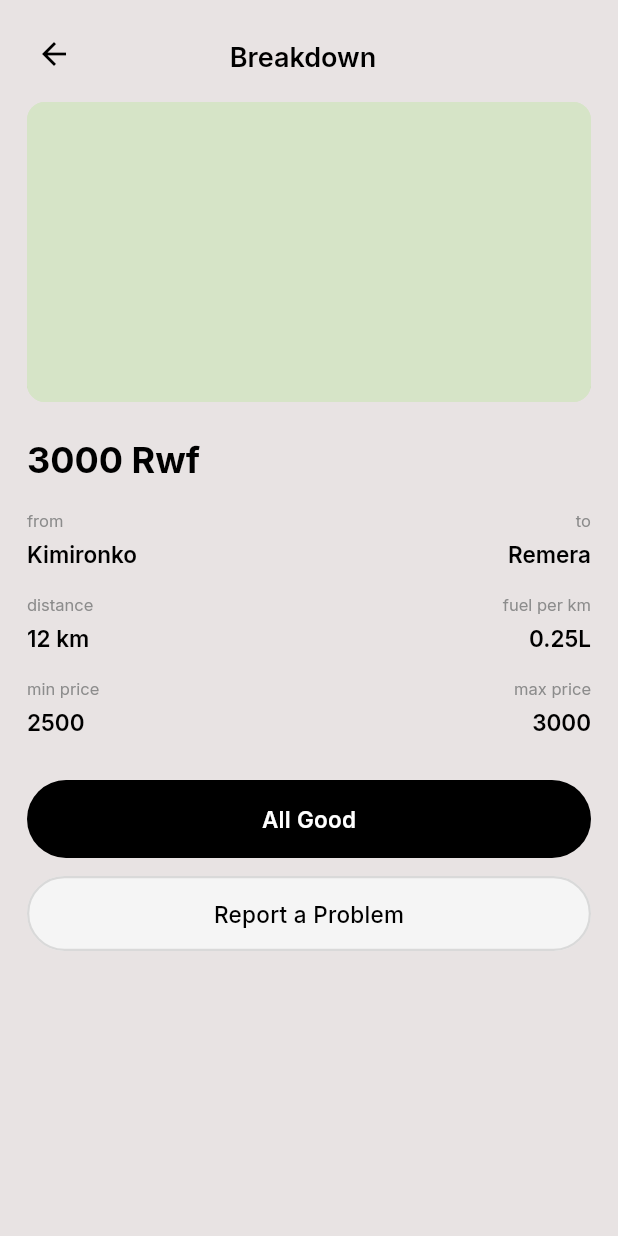
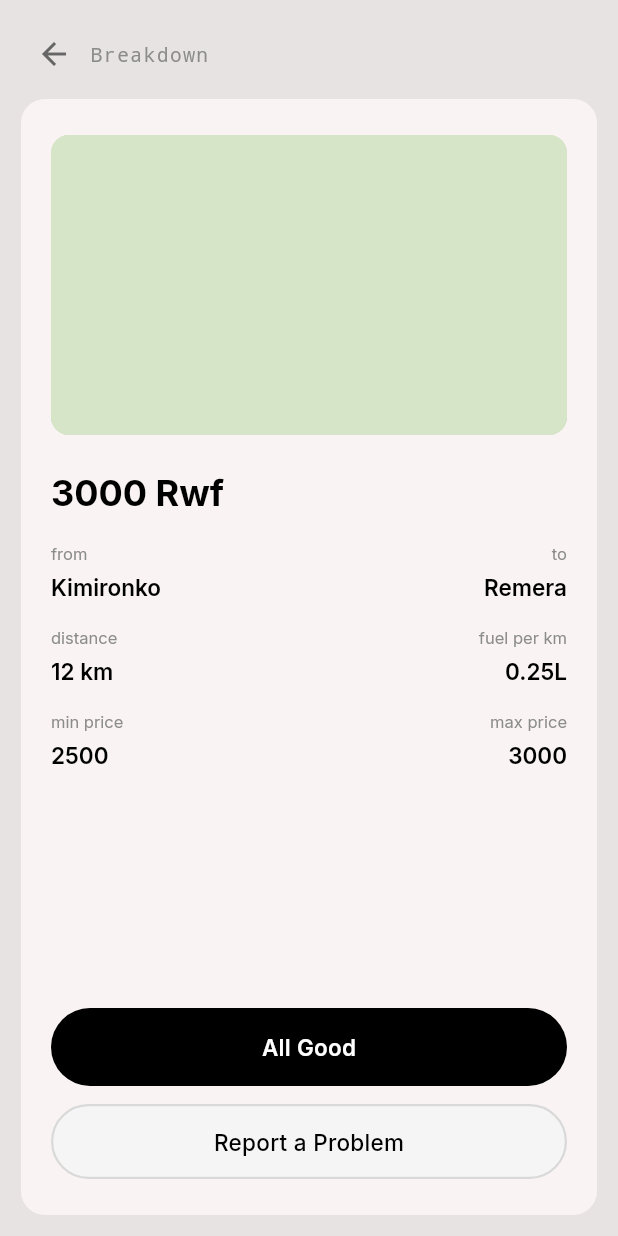
Before and after one commit to mad-g3/bikalk, a Flutter app: the PriceBreakdownScreen screen opened by its route, on a phone screen of 412 x 824 dp. Run offline on Flutter 3.47's test engine with Material 3 defaults, Android fonts, the light colour scheme and no system bars; our stand-ins replace cloud_firestore, equatable, firebase_auth, firebase_core, flutter_bloc, get_it and 2 more; accounts and stored records are empty.

Commit message:
Aligning the font colors to the figma design

```diff
--- a/lib/features/price_breakdown/presentation/pages/price_breakdown_screen.dart
+++ b/lib/features/price_breakdown/presentation/pages/price_breakdown_screen.dart
@@ -29,38 +29,45 @@ class _PriceBreakdownScreenState extends State<PriceBreakdownScreen> {
         child: Column(
           crossAxisAlignment: CrossAxisAlignment.start,
           children: [
-            // Header
+            // Top bar
             Padding(
-              padding: const EdgeInsets.fromLTRB(12, 12, 20, 8),
+              padding: const EdgeInsets.fromLTRB(12, 12, 18, 6),
               child: Row(
                 children: [
                   IconButton(
                     icon: const Icon(
                       Icons.arrow_back,
-                      color: AppColors.textPrimary,
+                      color: AppColors.textSecondary,
                     ),
                     onPressed: () => Navigator.pop(context),
                   ),
-                  const Expanded(
-                    child: Text(
+                  const Text(
                     'Breakdown',
-                      textAlign: TextAlign.center,
                     style: TextStyle(
-                        fontSize: 18,
-                        fontWeight: FontWeight.w600,
-                        color: AppColors.textPrimary,
+                      color: AppColors.textHint,
+                      fontSize: 13,
+                      fontFamily: 'monospace',
+                      letterSpacing: 1,
                     ),
                   ),
-                  ),
-                  const SizedBox(width: 48),
                 ],
               ),
             ),
 
+            // Card container
+            Expanded(
+              child: Container(
+                margin: const EdgeInsets.fromLTRB(14, 0, 14, 14),
+                decoration: BoxDecoration(
+                  color: AppColors.cardSurface,
+                  borderRadius: BorderRadius.circular(16),
+                ),
+                child: Column(
+                  children: [
                     // Scrollable body
                     Expanded(
                       child: SingleChildScrollView(
-                padding: const EdgeInsets.fromLTRB(18, 0, 18, 30),
+                        padding: const EdgeInsets.fromLTRB(20, 24, 20, 12),
                         child: Column(
                           crossAxisAlignment: CrossAxisAlignment.start,
                           children: [
@@ -102,9 +109,16 @@ class _PriceBreakdownScreenState extends State<PriceBreakdownScreen> {
                             ),
                             const SizedBox(height: 14),
                             _buildDetailRow('min price', '2500', 'max price', '3000'),
+                          ],
+                        ),
+                      ),
+                    ),
 
-                    const SizedBox(height: 28),
-
+                    // Buttons
+                    Padding(
+                      padding: const EdgeInsets.fromLTRB(20, 8, 20, 24),
+                      child: Column(
+                        children: [
                           // All Good button
                           SizedBox(
                             width: double.infinity,
@@ -139,6 +153,7 @@ class _PriceBreakdownScreenState extends State<PriceBreakdownScreen> {
                                   Navigator.pushNamed(context, '/privacy'),
                               style: OutlinedButton.styleFrom(
                                 foregroundColor: AppColors.textPrimary,
+                                backgroundColor: AppColors.secondaryFill,
                                 padding: const EdgeInsets.symmetric(vertical: 15),
                                 side: const BorderSide(
                                   color: AppColors.divider,
@@ -155,6 +170,9 @@ class _PriceBreakdownScreenState extends State<PriceBreakdownScreen> {
                                   fontWeight: FontWeight.w500,
                                 ),
                               ),
+                            ),
+                          ),
+                        ],
                       ),
                     ),
                   ],
```
Also changed, not shown: lib/features/privacy_policy/presentation/pages/privacy_policy_screen.dart (+10 -9 lines). Lines whose indentation alone changed are shown as unchanged.
